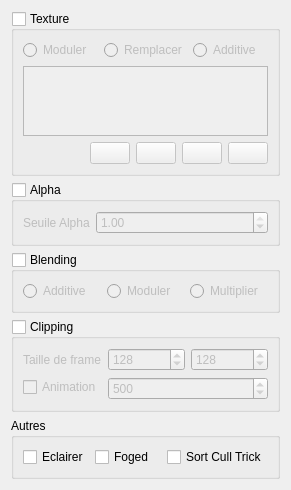
Above: sources/matedit.ui from b4n92uid/theball-editor before the change. Below: the same form after it.
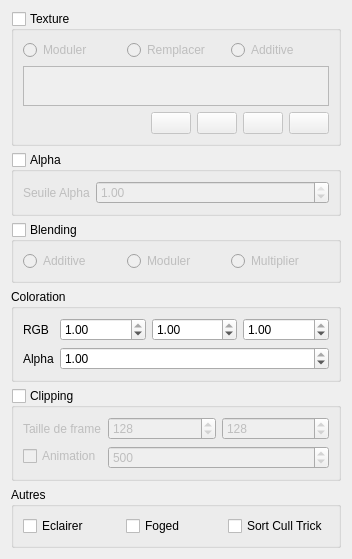
That is the form after the change. Icons and pictures are not drawn.

Commit message: 2 Changes... Support of material's color Add toggle selection box action

```diff
--- a/sources/matedit.ui
+++ b/sources/matedit.ui
@@ -6,10 +6,16 @@
    <rect>
     <x>0</x>
     <y>0</y>
-    <width>291</width>
-    <height>459</height>
+    <width>352</width>
+    <height>559</height>
    </rect>
   </property>
+  <property name="minimumSize">
+   <size>
+    <width>248</width>
+    <height>521</height>
+   </size>
+  </property>
   <property name="windowTitle">
    <string>Editeur de materiaux</string>
   </property>
@@ -200,6 +206,85 @@
      </layout>
     </widget>
    </item>
+   <item>
+    <widget class="QGroupBox" name="groupBox">
+     <property name="title">
+      <string>Coloration</string>
+     </property>
+     <layout class="QFormLayout" name="formLayout">
+      <item row="0" column="0">
+       <widget class="QLabel" name="label_3">
+        <property name="text">
+         <string>RGB</string>
+        </property>
+       </widget>
+      </item>
+      <item row="0" column="1">
+       <layout class="QHBoxLayout" name="horizontalLayout_6">
+        <item>
+         <widget class="QDoubleSpinBox" name="color_r">
+          <property name="maximum">
+           <double>1.000000000000000</double>
+          </property>
+          <property name="singleStep">
+           <double>0.010000000000000</double>
+          </property>
+          <property name="value">
+           <double>1.000000000000000</double>
+          </property>
+         </widget>
+        </item>
+        <item>
+         <widget class="QDoubleSpinBox" name="color_g">
+          <property name="maximum">
+           <double>1.000000000000000</double>
+          </property>
+          <property name="singleStep">
+           <double>0.010000000000000</double>
+          </property>
+          <property name="value">
+           <double>1.000000000000000</double>
+          </property>
+         </widget>
+        </item>
+        <item>
+         <widget class="QDoubleSpinBox" name="color_b">
+          <property name="maximum">
+           <double>1.000000000000000</double>
+          </property>
+          <property name="singleStep">
+           <double>0.010000000000000</double>
+          </property>
+          <property name="value">
+           <double>1.000000000000000</double>
+          </property>
+         </widget>
+        </item>
+       </layout>
+      </item>
+      <item row="1" column="0">
+       <widget class="QLabel" name="label_4">
+        <property name="text">
+         <string>Alpha</string>
+        </property>
+       </widget>
+      </item>
+      <item row="1" column="1">
+       <widget class="QDoubleSpinBox" name="color_a">
+        <property name="maximum">
+         <double>1.000000000000000</double>
+        </property>
+        <property name="singleStep">
+         <double>0.010000000000000</double>
+        </property>
+        <property name="value">
+         <double>1.000000000000000</double>
+        </property>
+       </widget>
+      </item>
+     </layout>
+    </widget>
+   </item>
    <item>
     <widget class="QGroupBox" name="cliping">
      <property name="title">
```
The commit also changes 10 other files.
